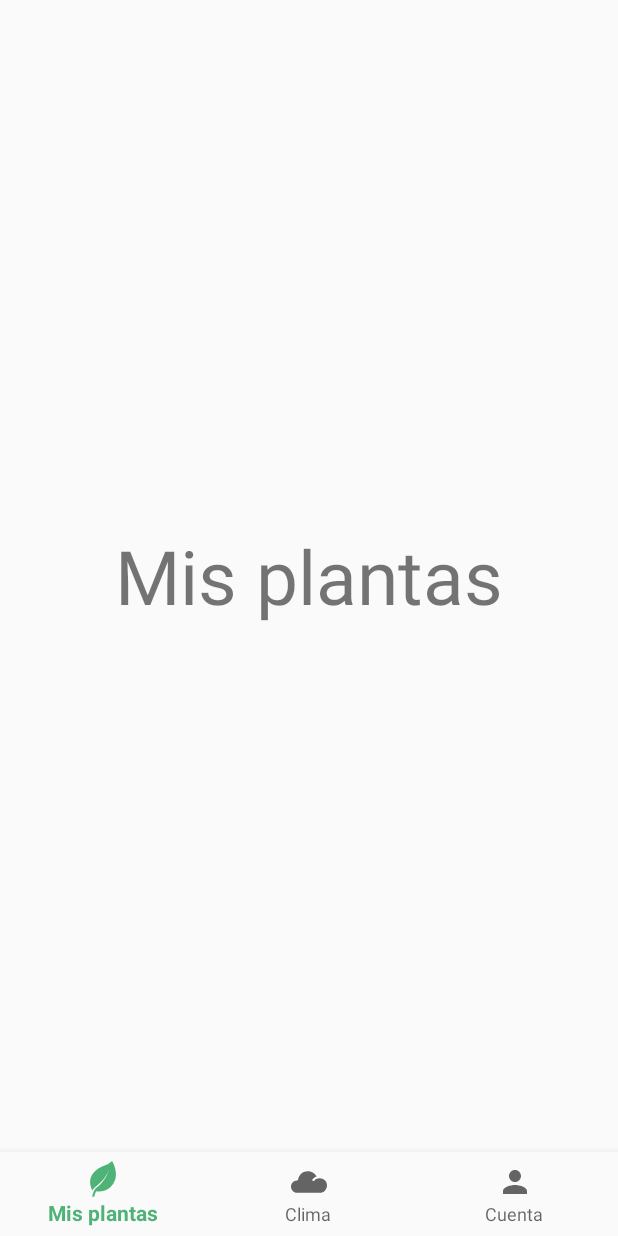
After one commit to RobertoArtEH/ecologic-android, an Android app: the BottomNavigationActivity screen opened directly, with no data from a screen before it, on a phone screen of 412 x 824 dp. The commit adds this screen. Run offline under Robolectric (Android 15) with nearby library versions, the phone set to English and light mode, and no system bars.

Commit message:
Bottom navigation added

```diff
--- a/app/build.gradle
+++ b/app/build.gradle
@@ -21,7 +21,9 @@ android {
 
 dependencies {
     implementation fileTree(dir: 'libs', include: ['*.jar'])
-    implementation 'androidx.appcompat:appcompat:1.0.2'
+    implementation 'androidx.appcompat:appcompat:1.1.0'
+    implementation 'com.google.android.material:material:1.0.0'
+    implementation 'androidx.cardview:cardview:1.0.0'
     implementation 'androidx.constraintlayout:constraintlayout:1.1.3'
     testImplementation 'junit:junit:4.12'
     androidTestImplementation 'androidx.test.ext:junit:1.1.0'
--- a/app/src/main/AndroidManifest.xml
+++ b/app/src/main/AndroidManifest.xml
@@ -9,9 +9,10 @@
         android:roundIcon="@mipmap/ic_launcher_round"
         android:supportsRtl="true"
         android:theme="@style/AppTheme">
+        <activity android:name=".BottomNavigationActivity"></activity>
         <activity
             android:name=".LoginActivity"
-            android:windowSoftInputMode="adjustPan|adjustResize"></activity>
+            android:windowSoftInputMode="adjustPan|adjustResize" />
         <activity android:name=".MainActivity">
             <intent-filter>
                 <action android:name="android.intent.action.MAIN" />
--- /dev/null
+++ b/app/src/main/java/com/example/eco_logic/BottomNavigationActivity.java
@@ -0,0 +1,55 @@
+package com.example.eco_logic;
+
+import androidx.annotation.NonNull;
+import androidx.appcompat.app.AppCompatActivity;
+import androidx.fragment.app.Fragment;
+import androidx.fragment.app.FragmentManager;
+import androidx.fragment.app.FragmentTransaction;
+
+import android.os.Bundle;
+import android.view.MenuItem;
+import android.widget.Toast;
+
+import com.google.android.material.bottomnavigation.BottomNavigationView;
+
+public class BottomNavigationActivity extends AppCompatActivity {
+
+    @Override
+    protected void onCreate(Bundle savedInstanceState) {
+        super.onCreate(savedInstanceState);
+        setContentView(R.layout.activity_bottom_navigation);
+
+        BottomNavigationView bottomNavigationView = findViewById(R.id.bottom_navigation);
+        bottomNavigationView.setOnNavigationItemSelectedListener(navListener);
+
+        Fragment initialFragment = new PlantsFragment();
+
+        if (savedInstanceState == null) {
+            getSupportFragmentManager().beginTransaction().replace(R.id.fragment_container, initialFragment).commit();
+        }
+    }
+
+    private BottomNavigationView.OnNavigationItemSelectedListener navListener =
+            new BottomNavigationView.OnNavigationItemSelectedListener() {
+                @Override
+                public boolean onNavigationItemSelected(@NonNull MenuItem menuItem) {
+                    Fragment selectedFragment = null;
+
+                    switch (menuItem.getItemId()) {
+                        case R.id.nav_plants:
+                            selectedFragment = new PlantsFragment();
+                            break;
+                        case R.id.nav_weather:
+                            selectedFragment = new WeatherFragment();
+                            break;
+                        case R.id.nav_account:
+                            selectedFragment = new AccountFragment();
+                            break;
+                    }
+
+                    getSupportFragmentManager().beginTransaction().replace(R.id.fragment_container, selectedFragment).commit();
+
+                    return true;
+                }
+            };
+}
--- /dev/null
+++ b/app/src/main/java/com/example/eco_logic/PlantsFragment.java
@@ -0,0 +1,19 @@
+package com.example.eco_logic;
+
+import android.os.Bundle;
+import android.view.LayoutInflater;
+import android.view.View;
+import android.view.ViewGroup;
+
+import androidx.annotation.NonNull;
+import androidx.annotation.Nullable;
+import androidx.fragment.app.Fragment;
+
+public class PlantsFragment extends Fragment {
+
+    @Nullable
+    @Override
+    public View onCreateView(@NonNull LayoutInflater inflater, @Nullable ViewGroup container, @Nullable Bundle savedInstanceState) {
+        return inflater.inflate(R.layout.fragment_plants, container, false);
+    }
+}
--- /dev/null
+++ b/app/src/main/res/drawable/ic_cloud.xml
@@ -0,0 +1,4 @@
+<vector android:height="24dp" android:viewportHeight="332"
+    android:viewportWidth="332" android:width="24dp" xmlns:android="http://schemas.android.com/apk/res/android">
+    <path android:fillColor="#FF000000" android:pathData="M312.4,150.6c-12,-12 -29.2,-19.6 -47.6,-19.6c-9.6,0 -19.2,2 -27.6,6c-8.8,4 -16.4,9.6 -22.8,16.8c-3.6,4.4 -10.4,4.8 -14.4,0.8c-4.4,-3.6 -4.8,-10.4 -0.8,-14.4c8.4,-9.6 18.4,-16.8 29.6,-22c2.4,-1.2 4.8,-2 7.2,-2.8c-6.8,-13.2 -16.8,-24.4 -28.8,-32.4c-14.8,-10.4 -32.8,-16.4 -52,-16.4c-22.4,0 -43.2,8 -59.2,22c-16,13.6 -27.2,33.2 -30.4,55.2c-0.4,2.8 -2,5.6 -4.4,7.2h-0.4c-1.2,0.8 -2.8,1.2 -4.4,1.2c-15.6,0 -30,6.4 -40,16.4C6,179 0,193 0,208.6c0,15.6 6.4,30 16.4,40c8.8,10.4 23.2,16.8 38.8,16.8h209.6c18.8,0 35.6,-7.6 47.6,-19.6s19.6,-29.2 19.6,-47.6C332,179.4 324.4,162.6 312.4,150.6z"/>
+</vector>
--- /dev/null
+++ b/app/src/main/res/drawable/ic_leaf.xml
@@ -0,0 +1,4 @@
+<vector android:height="24dp" android:viewportHeight="551.391"
+    android:viewportWidth="551.391" android:width="24dp" xmlns:android="http://schemas.android.com/apk/res/android">
+    <path android:fillColor="#FF000000" android:pathData="M413.695,0c0,0 -45.366,44.014 -94.43,61.759C-44.068,193.178 109.165,449.277 114.164,450.121c0,0 20.374,-35.48 47.896,-55.717c174.644,-128.389 210.14,-276.171 210.14,-276.171s-39.19,177.829 -194.562,288.479c-34.316,24.426 -57.552,84.568 -67.388,144.679c0,0 24.325,-9.828 34.785,-12.49c4.079,-26.618 12.607,-52.106 27.025,-74.875c217.151,25.854 288.272,-149.123 297.563,-210.136C491.552,109.79 413.695,0 413.695,0z"/>
+</vector>
--- /dev/null
+++ b/app/src/main/res/drawable/ic_profile.xml
@@ -0,0 +1,9 @@
+<vector xmlns:android="http://schemas.android.com/apk/res/android"
+        android:width="24dp"
+        android:height="24dp"
+        android:viewportWidth="24.0"
+        android:viewportHeight="24.0">
+    <path
+        android:fillColor="#FF000000"
+        android:pathData="M12,12c2.21,0 4,-1.79 4,-4s-1.79,-4 -4,-4 -4,1.79 -4,4 1.79,4 4,4zM12,14c-2.67,0 -8,1.34 -8,4v2h16v-2c0,-2.66 -5.33,-4 -8,-4z"/>
+</vector>
--- /dev/null
+++ b/app/src/main/res/layout/activity_bottom_navigation.xml
@@ -0,0 +1,25 @@
+<?xml version="1.0" encoding="utf-8"?>
+<LinearLayout xmlns:android="http://schemas.android.com/apk/res/android"
+    xmlns:app="http://schemas.android.com/apk/res-auto"
+    xmlns:tools="http://schemas.android.com/tools"
+    android:id="@+id/container"
+    android:layout_width="match_parent"
+    android:layout_height="match_parent"
+    android:orientation="vertical"
+    tools:context=".BottomNavigationActivity">
+
+    <FrameLayout
+        android:id="@+id/fragment_container"
+        android:layout_width="match_parent"
+        android:layout_height="0dp"
+        android:layout_weight="1"/>
+
+    <com.google.android.material.bottomnavigation.BottomNavigationView
+        android:id="@+id/bottom_navigation"
+        android:layout_width="match_parent"
+        android:layout_height="wrap_content"
+        android:layout_gravity="bottom"
+        app:menu="@menu/bottom_navigation"
+        android:background="?android:attr/windowBackground"/>
+
+</LinearLayout>
--- a/app/src/main/res/layout/activity_login.xml
+++ b/app/src/main/res/layout/activity_login.xml
@@ -65,6 +65,7 @@
             android:inputType="textPassword" />
 
         <Button
+            android:id="@+id/btn_login"
             android:layout_width="match_parent"
             android:layout_height="wrap_content"
             android:layout_marginTop="20dp"
--- /dev/null
+++ b/app/src/main/res/layout/fragment_plants.xml
@@ -0,0 +1,13 @@
+<?xml version="1.0" encoding="utf-8"?>
+<LinearLayout xmlns:android="http://schemas.android.com/apk/res/android"
+    android:layout_width="match_parent"
+    android:layout_height="match_parent">
+
+    <TextView
+        android:layout_width="match_parent"
+        android:layout_height="match_parent"
+        android:text="@string/my_plants"
+        android:textSize="50sp"
+        android:gravity="center"/>
+
+</LinearLayout>
--- /dev/null
+++ b/app/src/main/res/menu/bottom_navigation.xml
@@ -0,0 +1,15 @@
+<?xml version="1.0" encoding="utf-8"?>
+<menu xmlns:android="http://schemas.android.com/apk/res/android">
+    <item
+        android:id="@+id/nav_plants"
+        android:icon="@drawable/ic_leaf"
+        android:title="@string/my_plants" />
+    <item
+        android:id="@+id/nav_weather"
+        android:icon="@drawable/ic_cloud"
+        android:title="@string/weather" />
+    <item
+        android:id="@+id/nav_account"
+        android:icon="@drawable/ic_profile"
+        android:title="@string/account" />
+</menu>
--- a/app/src/main/res/values/strings.xml
+++ b/app/src/main/res/values/strings.xml
@@ -3,4 +3,7 @@
     <string name="user">Usuario</string>
     <string name="password">Contraseña</string>
     <string name="login">Iniciar sesión</string>
+    <string name="my_plants">Mis plantas</string>
+    <string name="weather">Clima</string>
+    <string name="account">Cuenta</string>
 </resources>
```
Also changed, not shown: app/src/main/java/com/example/eco_logic/AccountFragment.java (added, +19 -0 lines), app/src/main/java/com/example/eco_logic/LoginActivity.java (+18 -1 lines), app/src/main/java/com/example/eco_logic/WeatherFragment.java (added, +19 -0 lines), app/src/main/res/layout/fragment_account.xml (added, +13 -0 lines), app/src/main/res/layout/fragment_weather.xml (added, +13 -0 lines).
